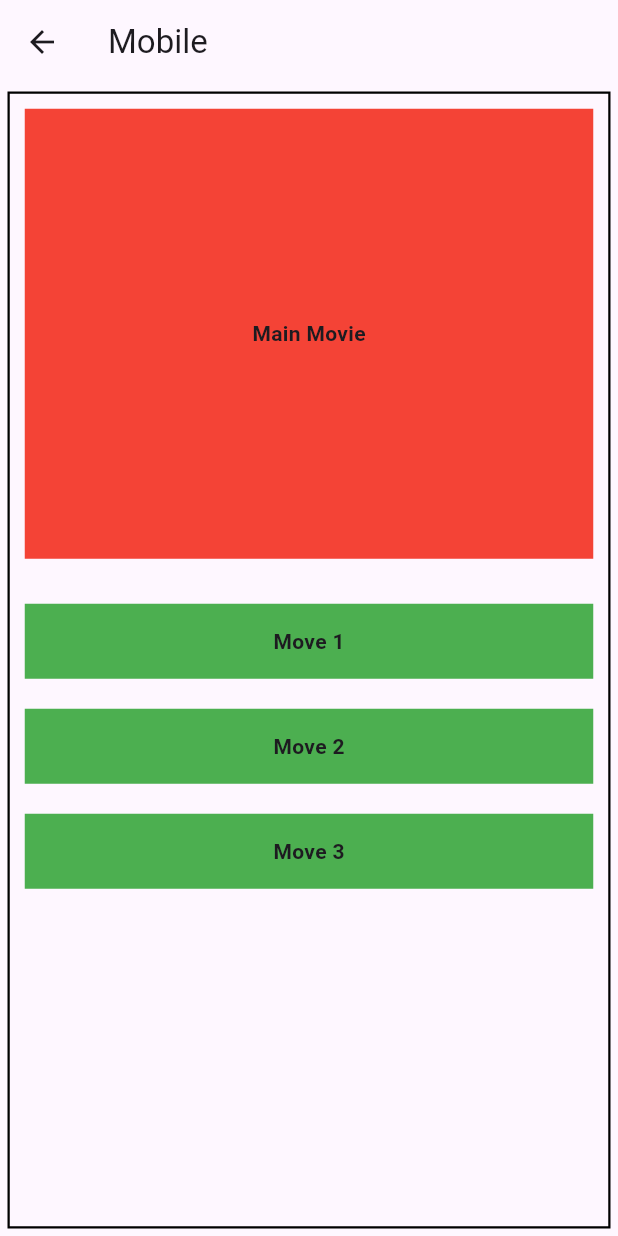
After one commit to alifarahani1998/WebEng_UT_Spring2025_Front, a Flutter app: the screen it shows after launch, after a tap on "Go to responsive screen", on a phone screen of 412 x 824 dp. The commit adds this screen. Run offline on Flutter 3.47's test engine with Material 3 defaults, Android fonts, the phone set to English and light mode, and no system bars; our stand-ins replace shared_preferences; network calls fail.

Commit message:
session 4: responsive ui

```diff
--- a/lib/utils/constants.dart
+++ b/lib/utils/constants.dart
@@ -1,4 +1,5 @@
-const String jokeUrl = 'https://v2.jokeapi.dev/joke/Programming?type=single';
+const String jokeUrl =
+    'https://v2.jokeapi.dev/joke/Programming?type=single&idRange=38';
 
 // Change below to use your own URL for post
 const String sendMobileUrl = "https://xyz.com/";
--- a/lib/view/home_screen.dart
+++ b/lib/view/home_screen.dart
@@ -3,6 +3,7 @@ import 'package:flutter_application_test/controller/flower_list_controller.dart'
 import 'package:flutter_application_test/model/flower_model.dart';
 import 'package:flutter_application_test/view/joke_screen.dart';
 import 'package:flutter_application_test/view/mobile_screen.dart';
+import 'package:flutter_application_test/view/responsive/responsive_screen.dart';
 
 class HomeScreen extends StatefulWidget {
   @override
@@ -130,6 +131,29 @@ class _HomeScreenState extends State<HomeScreen> {
                       style: TextStyle(color: Colors.white, fontSize: 30),
                     ),
                   ),
+                  SizedBox(height: 20),
+                  ElevatedButton(
+                    style: ElevatedButton.styleFrom(
+                      padding: EdgeInsets.all(20),
+                      backgroundColor: Colors.green,
+                      textStyle: const TextStyle(
+                        color: Colors.white,
+                        fontSize: 10,
+                        fontStyle: FontStyle.normal,
+                      ),
+                    ),
+                    onPressed:
+                        () => Navigator.push(
+                          context,
+                          MaterialPageRoute(
+                            builder: (context) => ResponsiveScreen(),
+                          ),
+                        ),
+                    child: Text(
+                      'Go to responsive screen',
+                      style: TextStyle(color: Colors.white, fontSize: 30),
+                    ),
+                  ),
                 ],
               ),
             ),
--- /dev/null
+++ b/lib/view/responsive/mobile_body.dart
@@ -0,0 +1,55 @@
+import 'package:flutter/material.dart';
+
+class MobileBody extends StatelessWidget {
+  const MobileBody({super.key});
+
+  @override
+  Widget build(BuildContext context) {
+    return Scaffold(
+      appBar: AppBar(title: Text('Mobile')),
+      body: Container(
+        margin: EdgeInsets.symmetric(horizontal: 5, vertical: 5),
+        decoration: BoxDecoration(
+          border: Border.all(
+            color: Colors.black, //<---- Insert Gradient Here
+            width: 1.5,
+          ),
+        ),
+        child: Column(
+          children: [
+            Container(
+              height: 300,
+              width: double.infinity,
+              alignment: Alignment.center,
+              margin: EdgeInsets.symmetric(horizontal: 10, vertical: 10),
+              color: Colors.red,
+              child: Text(
+                'Main Movie',
+                style: TextStyle(fontWeight: FontWeight.bold),
+              ),
+            ),
+            Padding(
+              padding: const EdgeInsets.all(10.0),
+              child: ListView.builder(
+                shrinkWrap: true,
+                itemCount: 3,
+                itemBuilder:
+                    (context, index) => Container(
+                      margin: EdgeInsets.symmetric(vertical: 10),
+                      alignment: Alignment.center,
+                      height: 50,
+                      width: double.infinity,
+                      color: Colors.green,
+                      child: Text(
+                        'Move ${index + 1}',
+                        style: TextStyle(fontWeight: FontWeight.bold),
+                      ),
+                    ),
+              ),
+            ),
+          ],
+        ),
+      ),
+    );
+  }
+}
--- /dev/null
+++ b/lib/view/responsive/responsive_layout.dart
@@ -0,0 +1,27 @@
+import 'package:flutter/material.dart';
+
+class ResponsiveLayout extends StatelessWidget {
+
+
+  final Widget mobileBody;
+  final Widget desktopBody;
+  final Widget tabletBody;
+
+  ResponsiveLayout({
+    required this.mobileBody,
+    required this.desktopBody,
+    required this.tabletBody,
+  });
+
+  @override
+  Widget build(BuildContext context) {
+    return LayoutBuilder(builder: (context, constraints) {
+      if (constraints.maxWidth < 600)
+        return mobileBody;
+      else if (constraints.maxWidth > 600 && constraints.maxWidth < 1200)
+        return tabletBody;
+      else
+        return desktopBody;
+    });
+  }
+}
--- /dev/null
+++ b/lib/view/responsive/responsive_screen.dart
@@ -0,0 +1,20 @@
+import 'package:flutter/material.dart';
+import 'package:flutter_application_test/view/responsive/desktop_body.dart';
+import 'package:flutter_application_test/view/responsive/mobile_body.dart';
+import 'package:flutter_application_test/view/responsive/responsive_layout.dart';
+import 'package:flutter_application_test/view/responsive/tablet_body.dart';
+
+class ResponsiveScreen extends StatelessWidget {
+  const ResponsiveScreen({super.key});
+
+  @override
+  Widget build(BuildContext context) {
+    return Scaffold(
+      body: ResponsiveLayout(
+        mobileBody: MobileBody(),
+        desktopBody: DesktopBody(),
+        tabletBody: TabletBody(),
+      ),
+    );
+  }
+}
```
Also changed, not shown: lib/view/joke_screen.dart (+24 -7 lines), lib/view/responsive/desktop_body.dart (added, +115 -0 lines), lib/view/responsive/tablet_body.dart (added, +90 -0 lines), 4 other files.
